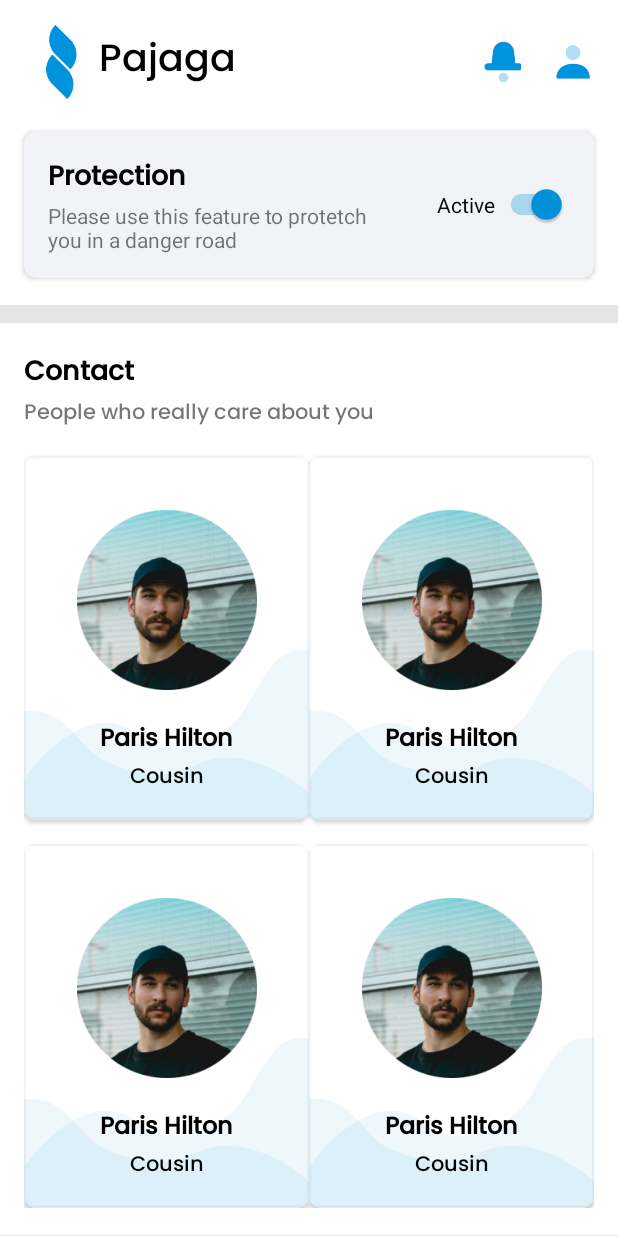
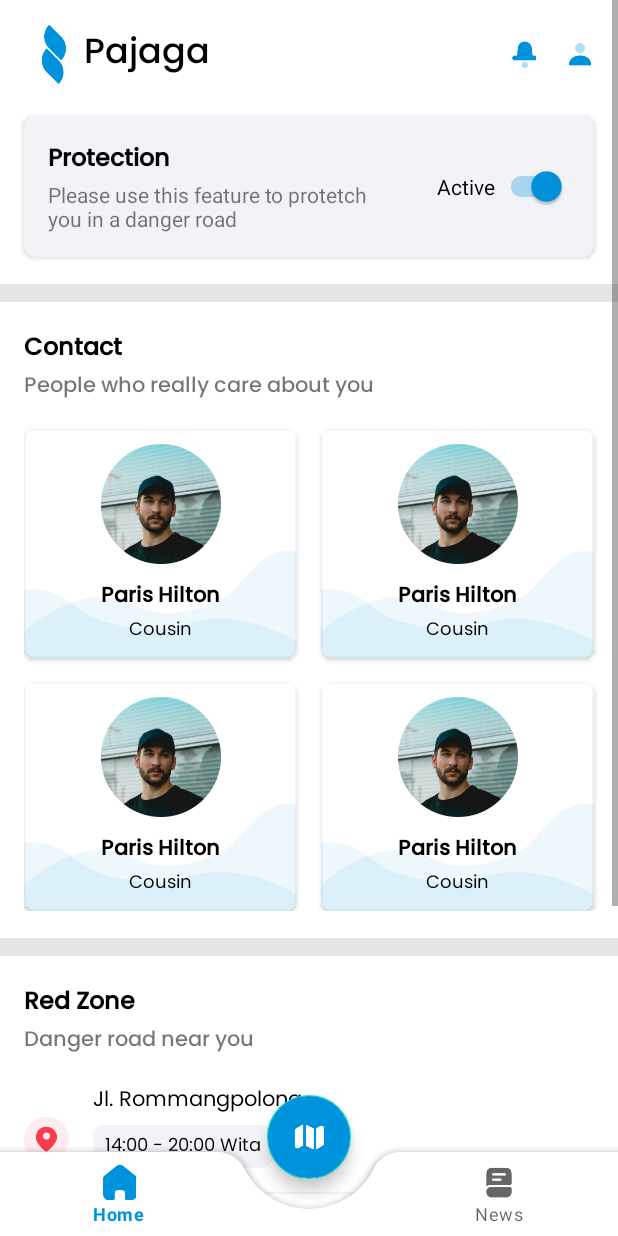
Before and after one commit to Tomjerry12345/Pajaga, an Android app: the MainActivity screen opened directly, with no data from a screen before it, on a phone screen of 412 x 824 dp. Run offline under Robolectric (Android 15) with nearby library versions, the phone set to English and light mode, and no system bars; our stand-ins replace data binding.

Commit message:
25/03/2022

```diff
--- /dev/null
+++ b/app/src/main/java/com/pajaga/model/Zone.kt
@@ -0,0 +1,6 @@
+package com.pajaga.model
+
+data class Zone(
+    var road : String? = "",
+    var time : String? = ""
+)
--- a/app/src/main/java/com/pajaga/ui/autentikasi/base/BaseFragment.kt
+++ b/app/src/main/java/com/pajaga/ui/autentikasi/base/BaseFragment.kt
@@ -10,6 +10,7 @@ import androidx.activity.OnBackPressedCallback
 import androidx.viewpager.widget.ViewPager
 import com.google.android.material.bottomnavigation.BottomNavigationView
 import com.pajaga.R
+import com.pajaga.databinding.FragmentBaseBinding
 
 
 @Suppress("DEPRECATION")
@@ -19,14 +20,24 @@ class BaseFragment : Fragment(R.layout.fragment_base) {
     var exit = false
 
     private lateinit var bottomNavBar : BottomNavigationView
-//    private lateinit var binding :
+    private lateinit var binding : FragmentBaseBinding
 
 
     override fun onViewCreated(view: View, savedInstanceState: Bundle?) {
         super.onViewCreated(view, savedInstanceState)
         onBackPressed()
+        binding = FragmentBaseBinding.bind(view)
+        viewPagerr = binding.fragmentContainer
+
+        bottomNavBar = binding.bottomNavigationView
+
         setViewPagerAdapter()
         setBottomNavigation()
+        viewPagerr = binding.fragmentContainer
+
+        binding.bottomAppBar.setOnClickListener {
+
+        }
     }
 
     private fun onBackPressed() {
--- a/app/src/main/java/com/pajaga/ui/main/home/HomeFragment.kt
+++ b/app/src/main/java/com/pajaga/ui/main/home/HomeFragment.kt
@@ -19,7 +19,7 @@ class HomeFragment : Fragment(R.layout.home_fragment) {
     }
 
     private val viewModel: HomeViewModel by viewModels {
-        HomeViewModel.Factory(binding.rvContact)
+        HomeViewModel.Factory(binding.rvContact,binding.rvZone)
     }
 
     private lateinit var binding : HomeFragmentBinding
@@ -29,6 +29,7 @@ class HomeFragment : Fragment(R.layout.home_fragment) {
 
         binding = HomeFragmentBinding.bind(view)
         viewModel.setData()
+        viewModel.setDataZone()
 
     }
 
--- a/app/src/main/java/com/pajaga/ui/main/home/HomeViewModel.kt
+++ b/app/src/main/java/com/pajaga/ui/main/home/HomeViewModel.kt
@@ -3,21 +3,24 @@ package com.pajaga.ui.main.home
 import androidx.lifecycle.ViewModel
 import androidx.lifecycle.ViewModelProvider
 import androidx.recyclerview.widget.GridLayoutManager
+import androidx.recyclerview.widget.LinearLayoutManager
 import androidx.recyclerview.widget.RecyclerView
 import com.pajaga.R
 import com.pajaga.model.Contact
+import com.pajaga.model.Zone
 
-class HomeViewModel(val rvContact : RecyclerView) : ViewModel() {
+class HomeViewModel(val rvContact : RecyclerView, val rvZone: RecyclerView) : ViewModel() {
 
-    class Factory(val rvContact : RecyclerView) : ViewModelProvider.Factory {
+    class Factory(val rvContact : RecyclerView, val rvZone : RecyclerView) : ViewModelProvider.Factory {
         @Suppress("UNCHECKED_CAST")
 
         override fun <T : ViewModel> create(modelClass: Class<T>): T {
-            return HomeViewModel(rvContact) as T
+            return HomeViewModel(rvContact,rvZone) as T
         }
     }
 
     val listContact = ArrayList<Contact>()
+    val listZone = ArrayList<Zone>()
 
     fun setData(){
         listContact.add(Contact(R.drawable.orang,"Surya","Brother"))
@@ -25,6 +28,14 @@ class HomeViewModel(val rvContact : RecyclerView) : ViewModel() {
         listContact.add(Contact(R.drawable.orang,"Surya","Brother"))
         listContact.add(Contact(R.drawable.orang,"Surya","Brother"))
         setRecContact()
+
+    }
+
+    fun setDataZone(){
+        listZone.add(Zone("Jl. Sultan Hasanuddin","23:00 - 04:00 Wita"))
+        listZone.add(Zone("Jl. Sultan Hasanuddin","23:00 - 04:00 Wita"))
+        listZone.add(Zone("Jl. Sultan Hasanuddin","23:00 - 04:00 Wita"))
+        setRecZone()
 
     }
 
@@ -36,7 +47,14 @@ class HomeViewModel(val rvContact : RecyclerView) : ViewModel() {
             adapter = adapterr
         }
 
+    }
 
+    fun setRecZone(){
+        val adapterrr = ZoneAdapter(listZone)
+        rvZone.apply {
+            layoutManager = LinearLayoutManager(context,LinearLayoutManager.VERTICAL,false)
+            adapter = adapterrr
+        }
 
     }
 
--- /dev/null
+++ b/app/src/main/java/com/pajaga/ui/main/home/ZoneAdapter.kt
@@ -0,0 +1,33 @@
+package com.pajaga.ui.main.home
+
+import android.view.LayoutInflater
+import android.view.ViewGroup
+import androidx.recyclerview.widget.RecyclerView
+import com.pajaga.databinding.ItemContactBinding
+import com.pajaga.databinding.ItemZoneBinding
+import com.pajaga.model.Zone
+
+class ZoneAdapter(val list : ArrayList<Zone>) : RecyclerView.Adapter<ZoneAdapter.ViewHolder>() {
+
+    inner class ViewHolder(private var binding : ItemZoneBinding) : RecyclerView.ViewHolder(binding.root){
+        fun bind(zoneData : Zone){
+            binding.itemZOne = zoneData
+            binding.executePendingBindings()
+        }
+    }
+
+    override fun onCreateViewHolder(parent: ViewGroup, viewType: Int): ViewHolder {
+        val layoutInflater = LayoutInflater.from(parent.context)
+        val itemBinding = ItemZoneBinding.inflate(layoutInflater,parent,false)
+        return ViewHolder(itemBinding)
+    }
+
+    override fun onBindViewHolder(holder: ViewHolder, position: Int) {
+        val item = list.get(position)
+        holder.bind(item)    }
+
+    override fun getItemCount(): Int  = list.size
+
+
+
+}
--- /dev/null
+++ b/app/src/main/res/drawable/bg_road_time.xml
@@ -0,0 +1,5 @@
+<?xml version="1.0" encoding="utf-8"?>
+<shape xmlns:android="http://schemas.android.com/apk/res/android"
+    android:shape="rectangle">
+    <corners android:radius="@dimen/_8dp"/>
+    <solid android:color="#F1F3F6"/></shape>
--- a/app/src/main/res/layout/fragment_base.xml
+++ b/app/src/main/res/layout/fragment_base.xml
@@ -12,6 +12,12 @@
         android:layout_width="match_parent"
         android:layout_height="match_parent"
         tools:context=".ui.autentikasi.base.BaseFragment">
+
+        <androidx.viewpager.widget.ViewPager
+            android:layout_width="match_parent"
+            android:layout_height="match_parent"
+            android:id="@+id/fragment_container"
+            />
 
         <com.google.android.material.bottomappbar.BottomAppBar
             android:layout_width="match_parent"
@@ -28,7 +34,7 @@
                 android:id="@+id/bottomNavigationView"
                 app:menu="@menu/bottom_nav_menu"
                 android:layout_marginEnd="16dp"
-                android:background="@android:color/transparent" />
+                android:background="@drawable/transparent_background" />
 
         </com.google.android.material.bottomappbar.BottomAppBar>
 
--- a/app/src/main/res/layout/home_fragment.xml
+++ b/app/src/main/res/layout/home_fragment.xml
@@ -7,7 +7,8 @@
         xmlns:app="http://schemas.android.com/apk/res-auto"
         xmlns:tools="http://schemas.android.com/tools"
         android:layout_width="match_parent"
-        android:layout_height="match_parent">
+        android:layout_height="match_parent"
+        android:scrollbars="vertical">
 
 
 
@@ -21,8 +22,8 @@
 
         <ImageView
             android:id="@+id/img_icon"
-            android:layout_width="@dimen/_50dp"
-            android:layout_height="@dimen/_50dp"
+            android:layout_width="@dimen/_40dp"
+            android:layout_height="@dimen/_40dp"
             android:layout_marginStart="@dimen/_16dp"
             android:layout_marginTop="@dimen/_16dp"
             android:src="@drawable/icon"
@@ -34,15 +35,15 @@
             android:layout_width="wrap_content"
             android:layout_height="wrap_content"
             android:text="Pajaga"
-            android:textSize="@dimen/_25dp"
+            android:textSize="@dimen/_23dp"
             app:layout_constraintBottom_toBottomOf="@id/img_icon"
             app:layout_constraintStart_toEndOf="@id/img_icon"
             app:layout_constraintTop_toTopOf="@id/img_icon" />
 
         <ImageView
             android:id="@+id/profile"
-            android:layout_width="@dimen/_30dp"
-            android:layout_height="@dimen/_30dp"
+            android:layout_width="@dimen/_20dp"
+            android:layout_height="@dimen/_20dp"
             android:layout_marginEnd="@dimen/_16dp"
             android:src="@drawable/user"
             app:layout_constraintBottom_toBottomOf="@id/img_icon"
@@ -50,8 +51,8 @@
             app:layout_constraintTop_toTopOf="@id/img_icon" />
 
         <ImageView
-            android:layout_width="@dimen/_27dp"
-            android:layout_height="@dimen/_27dp"
+            android:layout_width="@dimen/_18dp"
+            android:layout_height="@dimen/_18dp"
             android:layout_marginEnd="@dimen/_18dp"
             android:src="@drawable/notification"
             app:layout_constraintBottom_toBottomOf="@id/img_icon"
@@ -164,7 +165,7 @@
             android:layout_marginStart="@dimen/_16dp"
             tools:itemCount="1"
             app:spanCount="2"
-            android:layout_marginEnd="@dimen/_16dp"
+
             tools:listitem="@layout/item_contact"
             app:layoutManager="androidx.recyclerview.widget.GridLayoutManager"
             app:layout_constraintTop_toBottomOf="@id/sub_contact" />
@@ -202,15 +203,19 @@
             android:id="@+id/rv_zone"
             android:layout_width="match_parent"
             android:layout_height="wrap_content"
-            android:layout_marginStart="@dimen/_16dp"
-            android:layout_marginTop="@dimen/_16dp"
-            android:layout_marginEnd="@dimen/_16dp"
+
             app:layoutManager="androidx.recyclerview.widget.GridLayoutManager"
             app:layout_constraintTop_toBottomOf="@id/sub_zone" />
+
+        <View
+            android:layout_width="match_parent"
+            android:layout_height="@dimen/_100dp"
+            app:layout_constraintTop_toBottomOf="@id/rv_zone"/>
 
 
     </androidx.constraintlayout.widget.ConstraintLayout>
 
+
     </androidx.core.widget.NestedScrollView>
 
 </layout>
--- a/app/src/main/res/layout/item_contact.xml
+++ b/app/src/main/res/layout/item_contact.xml
@@ -6,28 +6,31 @@
             type="com.pajaga.model.Contact" />
     </data>
 <androidx.cardview.widget.CardView xmlns:android="http://schemas.android.com/apk/res/android"
-    android:layout_width="wrap_content"
+    android:layout_width="match_parent"
     android:layout_height="wrap_content"
     xmlns:app="http://schemas.android.com/apk/res-auto"
     android:layout_marginTop="@dimen/_16dp"
     app:cardCornerRadius="@dimen/_8dp"
+    android:layout_marginEnd="@dimen/_16dp"
  >
 
     <androidx.constraintlayout.widget.ConstraintLayout xmlns:android="http://schemas.android.com/apk/res/android"
-        android:layout_width="wrap_content"
+        android:layout_width="match_parent"
         android:layout_height="wrap_content"
-        android:padding="@dimen/_16dp"
+
+        android:paddingBottom="@dimen/_8dp"
         android:background="@drawable/bg_item_contact"
         android:elevation="@dimen/_1dp">
         <ImageView
             android:id="@+id/img_contact"
-            android:layout_width="@dimen/_160dp"
-            android:layout_height="@dimen/_160dp"
+            android:layout_width="@dimen/_100dp"
+            android:layout_height="@dimen/_100dp"
             app:layout_constraintStart_toStartOf="parent"
             app:layout_constraintTop_toTopOf="parent"
             app:layout_constraintEnd_toEndOf="parent"
             android:src="@drawable/orang"
-            android:padding="@dimen/_20dp" />
+            android:paddingTop="@dimen/_10dp"
+            android:paddingBottom="@dimen/_10dp"/>
 
         <TextView
             android:id="@+id/tv_name"
--- /dev/null
+++ b/app/src/main/res/layout/item_zone.xml
@@ -0,0 +1,62 @@
+<?xml version="1.0" encoding="utf-8"?>
+
+
+<layout xmlns:android="http://schemas.android.com/apk/res/android"
+    xmlns:app="http://schemas.android.com/apk/res-auto">
+
+    <data>
+        <variable
+            name="itemZOne"
+            type="com.pajaga.model.Zone" />
+
+    </data>
+
+    <androidx.constraintlayout.widget.ConstraintLayout
+        android:layout_width="match_parent"
+        android:layout_height="wrap_content"
+        android:padding="@dimen/_16dp">
+
+        <ImageView
+            android:id="@+id/ic_location"
+            android:layout_width="30dp"
+            android:layout_height="@dimen/_30dp"
+            app:layout_constraintStart_toStartOf="parent"
+            app:layout_constraintTop_toTopOf="parent"
+            app:layout_constraintBottom_toBottomOf="parent"
+            android:src="@drawable/location" />
+
+        <TextView
+            android:id="@+id/tv_road_name"
+            android:layout_width="wrap_content"
+            android:layout_height="wrap_content"
+            app:layout_constraintStart_toEndOf="@id/ic_location"
+            android:layout_marginStart="@dimen/_16dp"
+            app:layout_constraintTop_toTopOf="parent"
+            style="@style/titleLocationDesc"
+            android:text="Jl. Rommangpolong" />
+
+        <TextView
+            android:id="@+id/tv_time"
+            android:layout_width="wrap_content"
+            android:layout_height="wrap_content"
+            app:layout_constraintStart_toStartOf="@id/tv_road_name"
+            app:layout_constraintTop_toBottomOf="@id/tv_road_name"
+            android:layout_marginTop="@dimen/_4dp"
+            style="@style/titleNameDesc"
+            android:text="14:00 - 20:00 Wita"
+            android:background="@drawable/bg_road_time"
+            android:paddingVertical="@dimen/_4dp"
+            android:paddingHorizontal="@dimen/_8dp" />
+
+        <View
+            android:layout_width="match_parent"
+            android:layout_height="@dimen/_1dp"
+            app:layout_constraintStart_toStartOf="parent"
+            app:layout_constraintEnd_toEndOf="parent"
+            app:layout_constraintTop_toBottomOf="@id/tv_time"
+            android:layout_marginTop="@dimen/_16dp"
+            android:background="#F1F3F6" />
+
+
+    </androidx.constraintlayout.widget.ConstraintLayout>
+</layout>
--- a/app/src/main/res/navigation/main_nav.xml
+++ b/app/src/main/res/navigation/main_nav.xml
@@ -3,11 +3,9 @@
     xmlns:app="http://schemas.android.com/apk/res-auto"
     xmlns:tools="http://schemas.android.com/tools"
     android:id="@+id/main_nav"
-    app:startDestination="@id/homeFragment">
-
+    app:startDestination="@id/baseFragment">
     <fragment
-        android:id="@+id/homeFragment"
-        android:name="com.pajaga.ui.main.home.HomeFragment"
-        android:label="home_fragment"
-        tools:layout="@layout/home_fragment" />
+        android:id="@+id/baseFragment"
+        android:name="com.pajaga.ui.autentikasi.base.BaseFragment"
+        android:label="BaseFragment" />
 </navigation>
--- a/app/src/main/res/values/themes.xml
+++ b/app/src/main/res/values/themes.xml
@@ -57,18 +57,24 @@
         <item name="android:textColor">@android:color/black</item>
         <item name="fontFamily">@font/poppins_medium</item>
         <item name="android:textStyle">bold</item>
-        <item name="android:textSize">@dimen/_18sp</item>
+        <item name="android:textSize">@dimen/_16sp</item>
     </style>
     <style name="titleName">
         <item name="android:textColor">@android:color/black</item>
         <item name="fontFamily">@font/poppins_medium</item>
         <item name="android:textStyle">bold</item>
-        <item name="android:textSize">@dimen/_16sp</item>
+        <item name="android:textSize">@dimen/_14sp</item>
     </style>
 
     <style name="titleNameDesc">
         <item name="android:textColor">@android:color/black</item>
-        <item name="fontFamily">@font/poppins_medium</item>
+        <item name="fontFamily">@font/poppins_regular</item>
+        <item name="android:textSize">@dimen/_12sp</item>
+    </style>
+
+    <style name="titleLocationDesc">
+        <item name="android:textColor">@android:color/black</item>
+        <item name="fontFamily">@font/poppins_regular</item>
         <item name="android:textSize">@dimen/_14sp</item>
     </style>
 </resources>
```
Also changed, not shown: app/src/main/res/drawable/book.png, app/src/main/res/drawable/home.png, app/src/main/res/drawable/location.png (added), app/src/main/res/drawable/map.png, app/src/main/res/font/poppins_regular.ttf (added).
